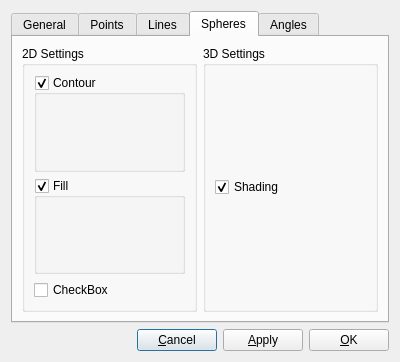
First picture: the form in src/Applications/Viewer/AnnotationSettingsDialog.ui, repository JanKolomaznik/MedV4D, before the edit.
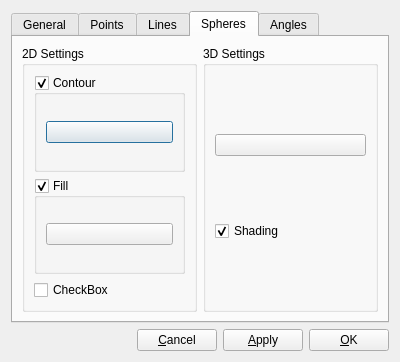
Second picture: the form after the edit. The open tabs and pages were chosen to show the change. Custom widgets are drawn as their Qt base class.

Commit message: Annotation primitives listed in tables

```diff
--- a/src/Applications/Viewer/AnnotationSettingsDialog.ui
+++ b/src/Applications/Viewer/AnnotationSettingsDialog.ui
@@ -111,6 +111,15 @@
             <property name="checkable">
              <bool>true</bool>
             </property>
+            <layout class="QVBoxLayout" name="verticalLayout_5">
+             <item>
+              <widget class="ColorChooserButton" name="contourColorChooser">
+               <property name="text">
+                <string/>
+               </property>
+              </widget>
+             </item>
+            </layout>
            </widget>
           </item>
           <item>
@@ -121,6 +130,15 @@
             <property name="checkable">
              <bool>true</bool>
             </property>
+            <layout class="QVBoxLayout" name="verticalLayout_6">
+             <item>
+              <widget class="ColorChooserButton" name="fillColorChooser">
+               <property name="text">
+                <string/>
+               </property>
+              </widget>
+             </item>
+            </layout>
            </widget>
           </item>
           <item>
@@ -139,6 +157,13 @@
           <string>3D Settings</string>
          </property>
          <layout class="QVBoxLayout" name="verticalLayout_3">
+          <item>
+           <widget class="ColorChooserButton" name="sphereColorChooser">
+            <property name="text">
+             <string/>
+            </property>
+           </widget>
+          </item>
           <item>
            <widget class="QCheckBox" name="checkBox">
             <property name="text">
@@ -201,6 +226,13 @@
    </item>
   </layout>
  </widget>
+ <customwidgets>
+  <customwidget>
+   <class>ColorChooserButton</class>
+   <extends>QPushButton</extends>
+   <header>GUI/widgets/ColorChooserButton.h</header>
+  </customwidget>
+ </customwidgets>
  <resources/>
  <connections>
   <connection>
```
Left out of the diff: 2 changed lines with no effect on the pictures. The commit also changes 14 other files.
